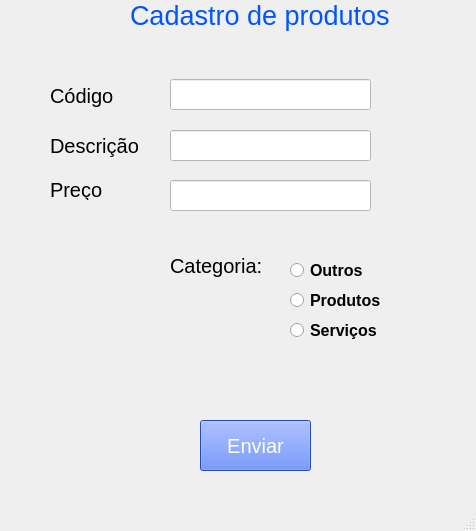
Before: the Qt Designer form formulario.ui in DanielRogerioRibeiro/Product-Registration-in-Python-MySQL, drawn with Qt 5.
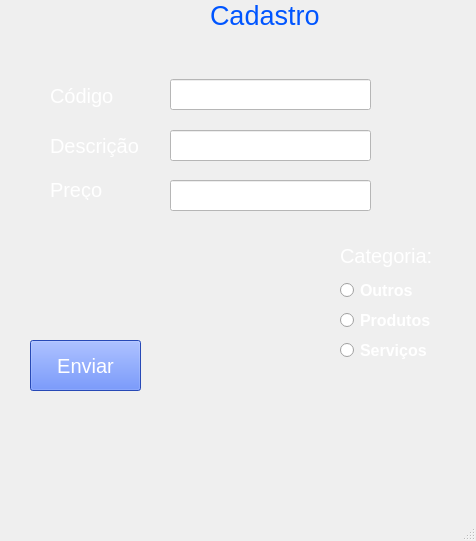
After: the same form once the commit is applied. Icons and pictures are not drawn.

Commit message: Correcting SQL command syntax. Changing the Color of the Label's text.

```diff
--- a/formulario.ui
+++ b/formulario.ui
@@ -7,9 +7,15 @@
     <x>0</x>
     <y>0</y>
     <width>476</width>
-    <height>531</height>
+    <height>541</height>
    </rect>
   </property>
+  <property name="maximumSize">
+   <size>
+    <width>476</width>
+    <height>541</height>
+   </size>
+  </property>
   <property name="windowTitle">
    <string>MainWindow</string>
   </property>
@@ -22,8 +28,8 @@
    <widget class="QPushButton" name="pushButton">
     <property name="geometry">
      <rect>
-      <x>200</x>
-      <y>420</y>
+      <x>30</x>
+      <y>340</y>
       <width>111</width>
       <height>51</height>
      </rect>
@@ -51,6 +57,43 @@
       <height>31</height>
      </rect>
     </property>
+    <property name="palette">
+     <palette>
+      <active>
+       <colorrole role="WindowText">
+        <brush brushstyle="SolidPattern">
+         <color alpha="255">
+          <red>255</red>
+          <green>255</green>
+          <blue>255</blue>
+         </color>
+        </brush>
+       </colorrole>
+      </active>
+      <inactive>
+       <colorrole role="WindowText">
+        <brush brushstyle="SolidPattern">
+         <color alpha="255">
+          <red>255</red>
+          <green>255</green>
+          <blue>255</blue>
+         </color>
+        </brush>
+       </colorrole>
+      </inactive>
+      <disabled>
+       <colorrole role="WindowText">
+        <brush brushstyle="SolidPattern">
+         <color alpha="255">
+          <red>120</red>
+          <green>120</green>
+          <blue>120</blue>
+         </color>
+        </brush>
+       </colorrole>
+      </disabled>
+     </palette>
+    </property>
     <property name="font">
      <font>
       <pointsize>15</pointsize>
@@ -69,6 +112,43 @@
       <height>31</height>
      </rect>
     </property>
+    <property name="palette">
+     <palette>
+      <active>
+       <colorrole role="WindowText">
+        <brush brushstyle="SolidPattern">
+         <color alpha="255">
+          <red>255</red>
+          <green>255</green>
+          <blue>255</blue>
+         </color>
+        </brush>
+       </colorrole>
+      </active>
+      <inactive>
+       <colorrole role="WindowText">
+        <brush brushstyle="SolidPattern">
+         <color alpha="255">
+          <red>255</red>
+          <green>255</green>
+          <blue>255</blue>
+         </color>
+        </brush>
+       </colorrole>
+      </inactive>
+      <disabled>
+       <colorrole role="WindowText">
+        <brush brushstyle="SolidPattern">
+         <color alpha="255">
+          <red>120</red>
+          <green>120</green>
+          <blue>120</blue>
+         </color>
+        </brush>
+       </colorrole>
+      </disabled>
+     </palette>
+    </property>
     <property name="font">
      <font>
       <pointsize>15</pointsize>
@@ -87,6 +167,43 @@
       <height>20</height>
      </rect>
     </property>
+    <property name="palette">
+     <palette>
+      <active>
+       <colorrole role="WindowText">
+        <brush brushstyle="SolidPattern">
+         <color alpha="255">
+          <red>255</red>
+          <green>255</green>
+          <blue>255</blue>
+         </color>
+        </brush>
+       </colorrole>
+      </active>
+      <inactive>
+       <colorrole role="WindowText">
+        <brush brushstyle="SolidPattern">
+         <color alpha="255">
+          <red>255</red>
+          <green>255</green>
+          <blue>255</blue>
+         </color>
+        </brush>
+       </colorrole>
+      </inactive>
+      <disabled>
+       <colorrole role="WindowText">
+        <brush brushstyle="SolidPattern">
+         <color alpha="255">
+          <red>120</red>
+          <green>120</green>
+          <blue>120</blue>
+         </color>
+        </brush>
+       </colorrole>
+      </disabled>
+     </palette>
+    </property>
     <property name="font">
      <font>
       <pointsize>15</pointsize>
@@ -153,12 +270,49 @@
    <widget class="QRadioButton" name="radioButton">
     <property name="geometry">
      <rect>
-      <x>290</x>
-      <y>290</y>
+      <x>340</x>
+      <y>310</y>
       <width>111</width>
       <height>21</height>
      </rect>
     </property>
+    <property name="palette">
+     <palette>
+      <active>
+       <colorrole role="WindowText">
+        <brush brushstyle="SolidPattern">
+         <color alpha="255">
+          <red>255</red>
+          <green>255</green>
+          <blue>255</blue>
+         </color>
+        </brush>
+       </colorrole>
+      </active>
+      <inactive>
+       <colorrole role="WindowText">
+        <brush brushstyle="SolidPattern">
+         <color alpha="255">
+          <red>255</red>
+          <green>255</green>
+          <blue>255</blue>
+         </color>
+        </brush>
+       </colorrole>
+      </inactive>
+      <disabled>
+       <colorrole role="WindowText">
+        <brush brushstyle="SolidPattern">
+         <color alpha="255">
+          <red>120</red>
+          <green>120</green>
+          <blue>120</blue>
+         </color>
+        </brush>
+       </colorrole>
+      </disabled>
+     </palette>
+    </property>
     <property name="font">
      <font>
       <pointsize>12</pointsize>
@@ -173,12 +327,49 @@
    <widget class="QRadioButton" name="radioButton_2">
     <property name="geometry">
      <rect>
-      <x>290</x>
-      <y>320</y>
+      <x>340</x>
+      <y>340</y>
       <width>121</width>
       <height>21</height>
      </rect>
     </property>
+    <property name="palette">
+     <palette>
+      <active>
+       <colorrole role="WindowText">
+        <brush brushstyle="SolidPattern">
+         <color alpha="255">
+          <red>255</red>
+          <green>255</green>
+          <blue>255</blue>
+         </color>
+        </brush>
+       </colorrole>
+      </active>
+      <inactive>
+       <colorrole role="WindowText">
+        <brush brushstyle="SolidPattern">
+         <color alpha="255">
+          <red>255</red>
+          <green>255</green>
+          <blue>255</blue>
+         </color>
+        </brush>
+       </colorrole>
+      </inactive>
+      <disabled>
+       <colorrole role="WindowText">
+        <brush brushstyle="SolidPattern">
+         <color alpha="255">
+          <red>120</red>
+          <green>120</green>
+          <blue>120</blue>
+         </color>
+        </brush>
+       </colorrole>
+      </disabled>
+     </palette>
+    </property>
     <property name="font">
      <font>
       <pointsize>12</pointsize>
@@ -193,12 +384,49 @@
    <widget class="QRadioButton" name="radioButton_3">
     <property name="geometry">
      <rect>
-      <x>290</x>
-      <y>260</y>
+      <x>340</x>
+      <y>280</y>
       <width>101</width>
       <height>21</height>
      </rect>
     </property>
+    <property name="palette">
+     <palette>
+      <active>
+       <colorrole role="WindowText">
+        <brush brushstyle="SolidPattern">
+         <color alpha="255">
+          <red>255</red>
+          <green>255</green>
+          <blue>255</blue>
+         </color>
+        </brush>
+       </colorrole>
+      </active>
+      <inactive>
+       <colorrole role="WindowText">
+        <brush brushstyle="SolidPattern">
+         <color alpha="255">
+          <red>255</red>
+          <green>255</green>
+          <blue>255</blue>
+         </color>
+        </brush>
+       </colorrole>
+      </inactive>
+      <disabled>
+       <colorrole role="WindowText">
+        <brush brushstyle="SolidPattern">
+         <color alpha="255">
+          <red>120</red>
+          <green>120</green>
+          <blue>120</blue>
+         </color>
+        </brush>
+       </colorrole>
+      </disabled>
+     </palette>
+    </property>
     <property name="font">
      <font>
       <pointsize>12</pointsize>
@@ -213,9 +441,9 @@
    <widget class="QLabel" name="label_4">
     <property name="geometry">
      <rect>
-      <x>130</x>
+      <x>210</x>
       <y>0</y>
-      <width>271</width>
+      <width>121</width>
       <height>31</height>
      </rect>
     </property>
@@ -228,18 +456,55 @@
      <string notr="true">color: rgb(0, 85, 255);</string>
     </property>
     <property name="text">
-     <string>Cadastro de produtos</string>
+     <string>Cadastro</string>
     </property>
    </widget>
    <widget class="QLabel" name="label_5">
     <property name="geometry">
      <rect>
-      <x>170</x>
-      <y>250</y>
+      <x>340</x>
+      <y>240</y>
       <width>101</width>
       <height>31</height>
      </rect>
     </property>
+    <property name="palette">
+     <palette>
+      <active>
+       <colorrole role="WindowText">
+        <brush brushstyle="SolidPattern">
+         <color alpha="255">
+          <red>255</red>
+          <green>255</green>
+          <blue>255</blue>
+         </color>
+        </brush>
+       </colorrole>
+      </active>
+      <inactive>
+       <colorrole role="WindowText">
+        <brush brushstyle="SolidPattern">
+         <color alpha="255">
+          <red>255</red>
+          <green>255</green>
+          <blue>255</blue>
+         </color>
+        </brush>
+       </colorrole>
+      </inactive>
+      <disabled>
+       <colorrole role="WindowText">
+        <brush brushstyle="SolidPattern">
+         <color alpha="255">
+          <red>120</red>
+          <green>120</green>
+          <blue>120</blue>
+         </color>
+        </brush>
+       </colorrole>
+      </disabled>
+     </palette>
+    </property>
     <property name="font">
      <font>
       <pointsize>15</pointsize>
```
Left out of the diff: 377 changed lines with no effect on the pictures. The commit also changes 2 other files.
